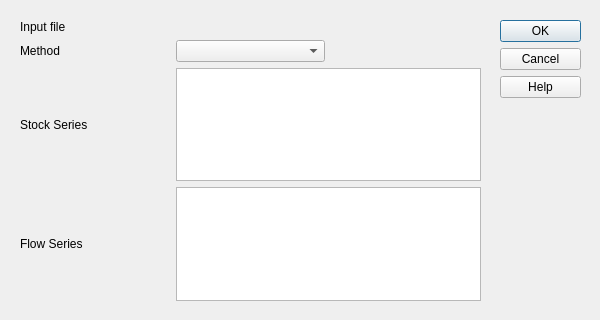
plan-be/iode, file gui/menu/workspace/workspace_low_to_high.ui: the form before one commit.
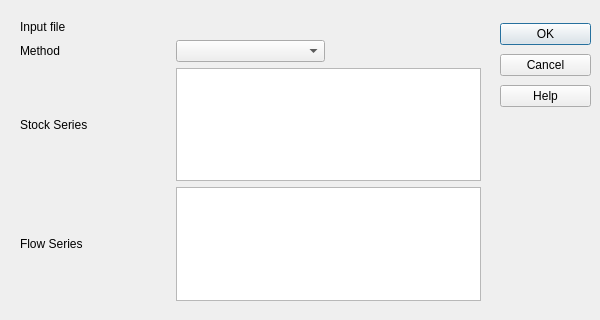
The form after the commit. Icons and pictures are not drawn. Custom widgets are drawn as their Qt base class.

Commit message: GUI: (Workspace Menu) added missing keyboard shortcuts

```diff
--- a/gui/menu/workspace/workspace_low_to_high.ui
+++ b/gui/menu/workspace/workspace_low_to_high.ui
@@ -29,22 +29,6 @@
    <iconset>
     <normaloff>icons/Iodenew.ico</normaloff>icons/Iodenew.ico</iconset>
   </property>
-  <widget class="QDialogButtonBox" name="buttonBox">
-   <property name="geometry">
-    <rect>
-     <x>500</x>
-     <y>20</y>
-     <width>81</width>
-     <height>91</height>
-    </rect>
-   </property>
-   <property name="orientation">
-    <enum>Qt::Vertical</enum>
-   </property>
-   <property name="standardButtons">
-    <set>QDialogButtonBox::Cancel|QDialogButtonBox::Help|QDialogButtonBox::Ok</set>
-   </property>
-  </widget>
   <widget class="QWidget" name="layoutWidget">
    <property name="geometry">
     <rect>
@@ -107,6 +91,48 @@
     </item>
    </layout>
   </widget>
+  <widget class="QWidget" name="verticalLayoutWidget">
+   <property name="geometry">
+    <rect>
+     <x>500</x>
+     <y>20</y>
+     <width>91</width>
+     <height>91</height>
+    </rect>
+   </property>
+   <layout class="QVBoxLayout" name="verticalLayout">
+    <item>
+     <widget class="QPushButton" name="pushButton_ltoh">
+      <property name="text">
+       <string>OK</string>
+      </property>
+      <property name="shortcut">
+       <string>F10</string>
+      </property>
+     </widget>
+    </item>
+    <item>
+     <widget class="QPushButton" name="pushButton_cancel">
+      <property name="text">
+       <string>Cancel</string>
+      </property>
+      <property name="shortcut">
+       <string>Esc</string>
+      </property>
+     </widget>
+    </item>
+    <item>
+     <widget class="QPushButton" name="pushButton_help">
+      <property name="text">
+       <string>Help</string>
+      </property>
+      <property name="shortcut">
+       <string>F1</string>
+      </property>
+     </widget>
+    </item>
+   </layout>
+  </widget>
  </widget>
  <customwidgets>
   <customwidget>
```
Left out of the diff: 72 changed lines with no effect on the pictures. The commit also changes 1 other file.
